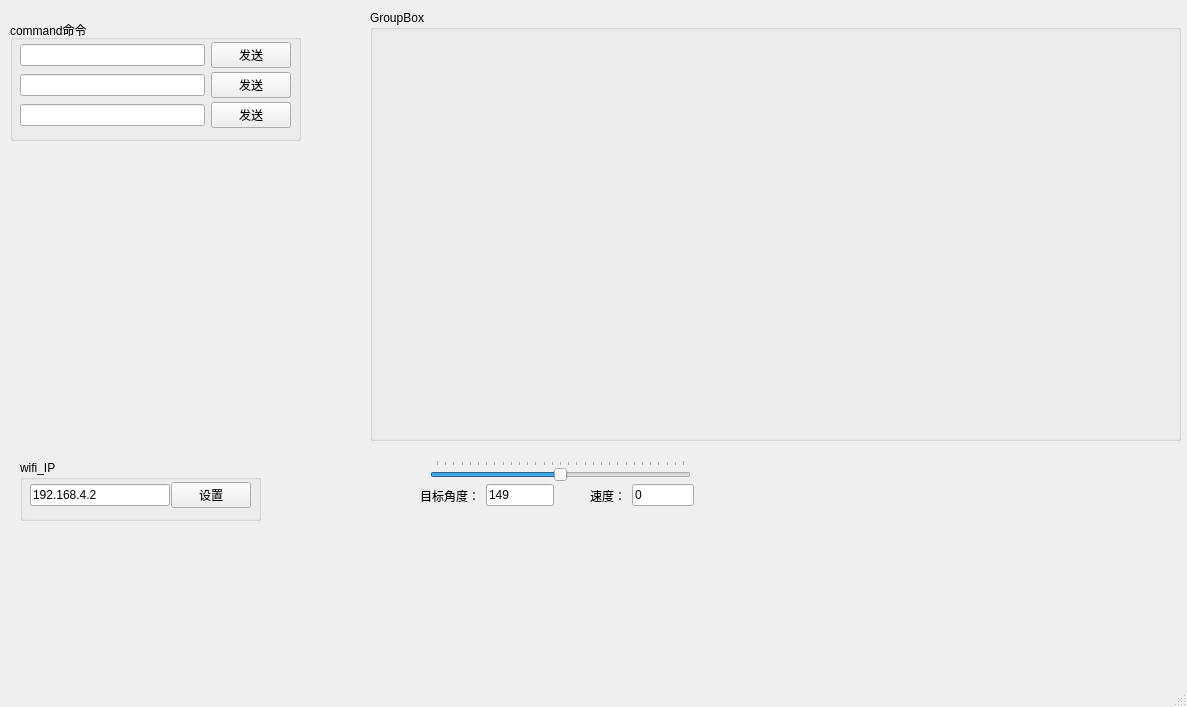
First picture: the form in python_gui/gui/main_ui.ui, repository liyunyi1936/foc, before the edit.
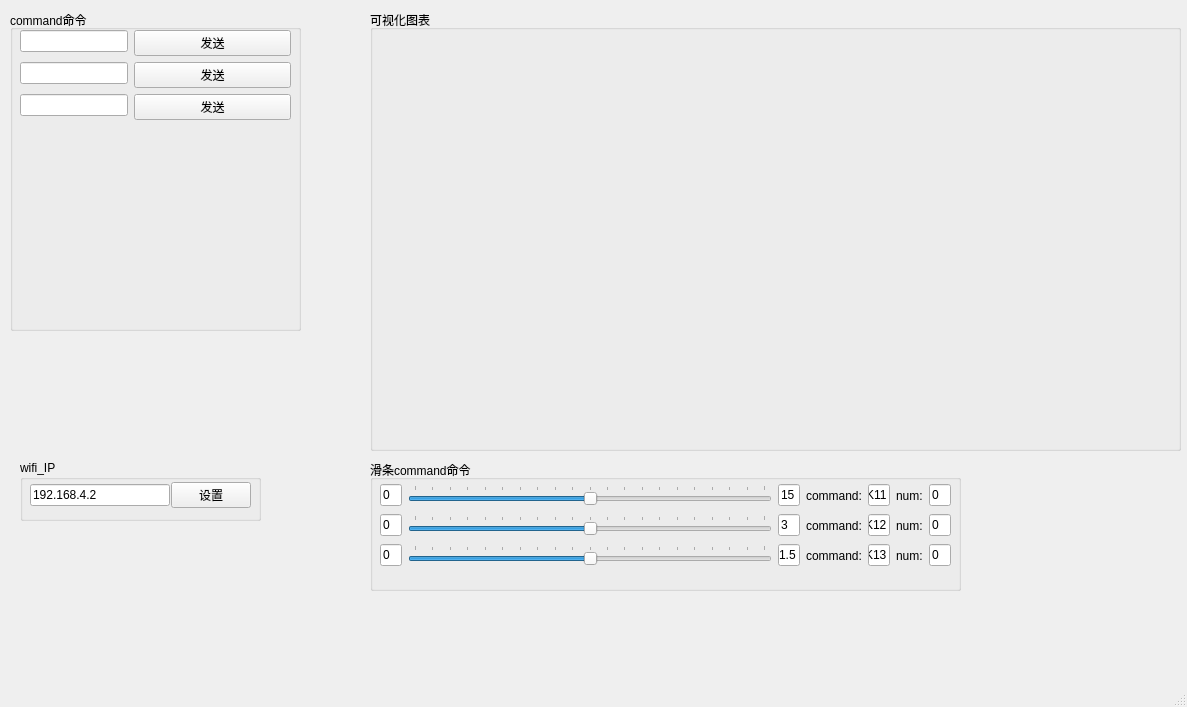
Second picture: the form after the edit.

Commit message: 上位机调参-滑条

```diff
--- a/python_gui/gui/main_ui.ui
+++ b/python_gui/gui/main_ui.ui
@@ -56,94 +56,17 @@
      </layout>
     </widget>
    </widget>
-   <widget class="QWidget" name="horizontalLayoutWidget_2">
-    <property name="geometry">
-     <rect>
-      <x>590</x>
-      <y>480</y>
-      <width>104</width>
-      <height>31</height>
-     </rect>
-    </property>
-    <layout class="QHBoxLayout" name="horizontalLayout_2">
-     <item>
-      <widget class="QLabel" name="label">
-       <property name="text">
-        <string>速度：</string>
-       </property>
-      </widget>
-     </item>
-     <item>
-      <widget class="QLineEdit" name="velocity_lineEdit">
-       <property name="text">
-        <string>0</string>
-       </property>
-      </widget>
-     </item>
-    </layout>
-   </widget>
-   <widget class="QSlider" name="velocity_horizontalSlider">
-    <property name="geometry">
-     <rect>
-      <x>430</x>
-      <y>460</y>
-      <width>261</width>
-      <height>22</height>
-     </rect>
-    </property>
-    <property name="minimum">
-     <number>-150</number>
-    </property>
-    <property name="maximum">
-     <number>150</number>
-    </property>
-    <property name="orientation">
-     <enum>Qt::Horizontal</enum>
-    </property>
-    <property name="tickPosition">
-     <enum>QSlider::TicksAbove</enum>
-    </property>
-    <property name="tickInterval">
-     <number>10</number>
-    </property>
-   </widget>
-   <widget class="QWidget" name="horizontalLayoutWidget_3">
-    <property name="geometry">
-     <rect>
-      <x>420</x>
-      <y>480</y>
-      <width>134</width>
-      <height>31</height>
-     </rect>
-    </property>
-    <layout class="QHBoxLayout" name="horizontalLayout_3">
-     <item>
-      <widget class="QLabel" name="label_2">
-       <property name="text">
-        <string>目标角度：</string>
-       </property>
-      </widget>
-     </item>
-     <item>
-      <widget class="QLineEdit" name="angle_lineEdit">
-       <property name="text">
-        <string>149</string>
-       </property>
-      </widget>
-     </item>
-    </layout>
-   </widget>
    <widget class="QGroupBox" name="groupBox_2">
     <property name="geometry">
      <rect>
       <x>370</x>
       <y>10</y>
       <width>811</width>
-      <height>431</height>
+      <height>441</height>
      </rect>
     </property>
     <property name="title">
-     <string>GroupBox</string>
+     <string>可视化图表</string>
     </property>
     <widget class="QWidget" name="gridLayoutWidget">
      <property name="geometry">
@@ -160,7 +83,7 @@
      <property name="geometry">
       <rect>
        <x>10</x>
-       <y>370</y>
+       <y>380</y>
        <width>791</width>
        <height>51</height>
       </rect>
@@ -172,72 +95,48 @@
     <property name="geometry">
      <rect>
       <x>10</x>
-      <y>20</y>
+      <y>10</y>
       <width>291</width>
-      <height>121</height>
+      <height>321</height>
      </rect>
     </property>
     <property name="title">
      <string>command命令</string>
     </property>
-    <widget class="QWidget" name="horizontalLayoutWidget_5">
+    <widget class="QWidget" name="formLayoutWidget">
      <property name="geometry">
       <rect>
        <x>10</x>
        <y>20</y>
        <width>271</width>
-       <height>31</height>
+       <height>291</height>
       </rect>
      </property>
-     <layout class="QHBoxLayout" name="horizontalLayout_4">
-      <item>
+     <layout class="QFormLayout" name="formLayout">
+      <item row="0" column="0">
        <widget class="QLineEdit" name="wifi_command_lineEdit_1"/>
       </item>
-      <item>
+      <item row="0" column="1">
        <widget class="QPushButton" name="wifi_command_pushButton_1">
         <property name="text">
          <string>发送</string>
         </property>
        </widget>
       </item>
-     </layout>
-    </widget>
-    <widget class="QWidget" name="horizontalLayoutWidget_6">
-     <property name="geometry">
-      <rect>
-       <x>10</x>
-       <y>50</y>
-       <width>271</width>
-       <height>31</height>
-      </rect>
-     </property>
-     <layout class="QHBoxLayout" name="horizontalLayout_5">
-      <item>
+      <item row="1" column="0">
        <widget class="QLineEdit" name="wifi_command_lineEdit_2"/>
       </item>
-      <item>
-       <widget class="QPushButton" name="wifi_command_pushButton_2">
-        <property name="text">
-         <string>发送</string>
-        </property>
-       </widget>
-      </item>
-     </layout>
-    </widget>
-    <widget class="QWidget" name="horizontalLayoutWidget_7">
-     <property name="geometry">
-      <rect>
-       <x>10</x>
-       <y>80</y>
-       <width>271</width>
-       <height>31</height>
-      </rect>
-     </property>
-     <layout class="QHBoxLayout" name="horizontalLayout_6">
-      <item>
+      <item row="2" column="0">
        <widget class="QLineEdit" name="wifi_command_lineEdit_3"/>
       </item>
-      <item>
+      <item row="1" column="1">
+       <widget class="QPushButton" name="wifi_command_pushButton_2">
+        <property name="text">
+         <string>发送</string>
+        </property>
+       </widget>
+      </item>
+      <item row="2" column="1">
        <widget class="QPushButton" name="wifi_command_pushButton_3">
         <property name="text">
          <string>发送</string>
@@ -247,6 +146,238 @@
      </layout>
     </widget>
    </widget>
+   <widget class="QGroupBox" name="groupBox_4">
+    <property name="geometry">
+     <rect>
+      <x>370</x>
+      <y>460</y>
+      <width>591</width>
+      <height>131</height>
+     </rect>
+    </property>
+    <property name="title">
+     <string>滑条command命令</string>
+    </property>
+    <widget class="QWidget" name="horizontalLayoutWidget_2">
+     <property name="geometry">
+      <rect>
+       <x>10</x>
+       <y>20</y>
+       <width>571</width>
+       <height>31</height>
+      </rect>
+     </property>
+     <layout class="QHBoxLayout" name="horizontalLayout_2" stretch="1,18,1,1,1,1,1">
+      <item>
+       <widget class="QLineEdit" name="left_lineEdit_1">
+        <property name="text">
+         <string>0</string>
+        </property>
+       </widget>
+      </item>
+      <item>
+       <widget class="QSlider" name="horizontalSlider_1">
+        <property name="minimum">
+         <number>-100</number>
+        </property>
+        <property name="maximum">
+         <number>100</number>
+        </property>
+        <property name="orientation">
+         <enum>Qt::Horizontal</enum>
+        </property>
+        <property name="tickPosition">
+         <enum>QSlider::TicksAbove</enum>
+        </property>
+        <property name="tickInterval">
+         <number>10</number>
+        </property>
+       </widget>
+      </item>
+      <item>
+       <widget class="QLineEdit" name="right_lineEdit_1">
+        <property name="text">
+         <string>15</string>
+        </property>
+       </widget>
+      </item>
+      <item>
+       <widget class="QLabel" name="label">
+        <property name="text">
+         <string>command:</string>
+        </property>
+       </widget>
+      </item>
+      <item>
+       <widget class="QLineEdit" name="command_lineEdit_1">
+        <property name="text">
+         <string>K11</string>
+        </property>
+       </widget>
+      </item>
+      <item>
+       <widget class="QLabel" name="label_4">
+        <property name="text">
+         <string>num:</string>
+        </property>
+       </widget>
+      </item>
+      <item>
+       <widget class="QLineEdit" name="num_lineEdit_1">
+        <property name="text">
+         <string>0</string>
+        </property>
+       </widget>
+      </item>
+     </layout>
+    </widget>
+    <widget class="QWidget" name="horizontalLayoutWidget_3">
+     <property name="geometry">
+      <rect>
+       <x>10</x>
+       <y>50</y>
+       <width>571</width>
+       <height>31</height>
+      </rect>
+     </property>
+     <layout class="QHBoxLayout" name="horizontalLayout_5" stretch="1,18,1,1,1,1,1">
+      <item>
+       <widget class="QLineEdit" name="left_lineEdit_2">
+        <property name="text">
+         <string>0</string>
+        </property>
+       </widget>
+      </item>
+      <item>
+       <widget class="QSlider" name="horizontalSlider_2">
+        <property name="minimum">
+         <number>-100</number>
+        </property>
+        <property name="maximum">
+         <number>100</number>
+        </property>
+        <property name="orientation">
+         <enum>Qt::Horizontal</enum>
+        </property>
+        <property name="tickPosition">
+         <enum>QSlider::TicksAbove</enum>
+        </property>
+        <property name="tickInterval">
+         <number>10</number>
+        </property>
+       </widget>
+      </item>
+      <item>
+       <widget class="QLineEdit" name="right_lineEdit_2">
+        <property name="text">
+         <string>3</string>
+        </property>
+       </widget>
+      </item>
+      <item>
+       <widget class="QLabel" name="label_5">
+        <property name="text">
+         <string>command:</string>
+        </property>
+       </widget>
+      </item>
+      <item>
+       <widget class="QLineEdit" name="command_lineEdit_2">
+        <property name="text">
+         <string>K12</string>
+        </property>
+       </widget>
+      </item>
+      <item>
+       <widget class="QLabel" name="label_6">
+        <property name="text">
+         <string>num:</string>
+        </property>
+       </widget>
+      </item>
+      <item>
+       <widget class="QLineEdit" name="num_lineEdit_2">
+        <property name="text">
+         <string>0</string>
+        </property>
+       </widget>
+      </item>
+     </layout>
+    </widget>
+    <widget class="QWidget" name="horizontalLayoutWidget_5">
+     <property name="geometry">
+      <rect>
+       <x>10</x>
+       <y>80</y>
+       <width>571</width>
+       <height>31</height>
+      </rect>
+     </property>
+     <layout class="QHBoxLayout" name="horizontalLayout_6" stretch="1,18,1,1,1,1,1">
+      <item>
+       <widget class="QLineEdit" name="left_lineEdit_3">
+        <property name="text">
+         <string>0</string>
+        </property>
+       </widget>
+      </item>
+      <item>
+       <widget class="QSlider" name="horizontalSlider_3">
+        <property name="minimum">
+         <number>-100</number>
+        </property>
+        <property name="maximum">
+         <number>100</number>
+        </property>
+        <property name="orientation">
+         <enum>Qt::Horizontal</enum>
+        </property>
+        <property name="tickPosition">
+         <enum>QSlider::TicksAbove</enum>
+        </property>
+        <property name="tickInterval">
+         <number>10</number>
+        </property>
+       </widget>
+      </item>
+      <item>
+       <widget class="QLineEdit" name="right_lineEdit_3">
+        <property name="text">
+         <string>1.5</string>
+        </property>
+       </widget>
+      </item>
+      <item>
+       <widget class="QLabel" name="label_7">
+        <property name="text">
+         <string>command:</string>
+        </property>
+       </widget>
+      </item>
+      <item>
+       <widget class="QLineEdit" name="command_lineEdit_3">
+        <property name="text">
+         <string>K13</string>
+        </property>
+       </widget>
+      </item>
+      <item>
+       <widget class="QLabel" name="label_8">
+        <property name="text">
+         <string>num:</string>
+        </property>
+       </widget>
+      </item>
+      <item>
+       <widget class="QLineEdit" name="num_lineEdit_3">
+        <property name="text">
+         <string>0</string>
+        </property>
+       </widget>
+      </item>
+     </layout>
+    </widget>
+   </widget>
   </widget>
   <widget class="QMenuBar" name="menubar">
    <property name="geometry">
```
The commit also changes 3 other files.
